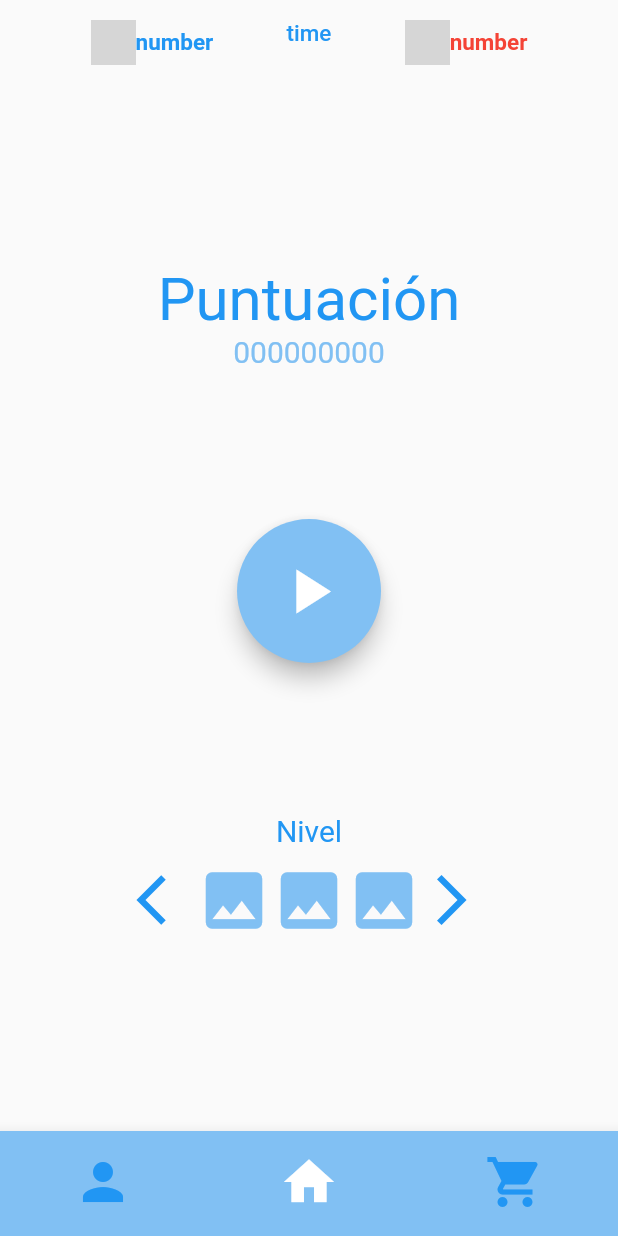
After one commit to Darkron98/flutter_apps, a Flutter app: the HomeScreen screen opened by its route, item 2 of the bottom bar chosen, on a phone screen of 412 x 824 dp. The commit adds this screen. Run offline on Flutter 3.47's test engine with Material 2 defaults, Android fonts, the phone set to English and light mode, and no system bars; network calls fail; grey boxes are pictures that could not be loaded.

Commit message:
un chingo de cosas

```diff
--- /dev/null
+++ b/app_ahorcado/lib/provider/bottom_provider.dart
@@ -0,0 +1,14 @@
+import 'package:flutter/cupertino.dart';
+
+class BottomProvider extends ChangeNotifier {
+  int _selectedMenuOpt = 0;
+
+  int get selectedMenuOpt {
+    return this._selectedMenuOpt;
+  }
+
+  set selectedMenuOpt(int i) {
+    this._selectedMenuOpt = i;
+    notifyListeners();
+  }
+}
--- /dev/null
+++ b/app_ahorcado/lib/provider/providers.dart
@@ -0,0 +1 @@
+export 'package:app_ahorcado/provider/bottom_provider.dart';
--- a/app_ahorcado/lib/screens/home_screen.dart
+++ b/app_ahorcado/lib/screens/home_screen.dart
@@ -1,5 +1,9 @@
+import 'package:app_ahorcado/provider/bottom_provider.dart';
+import 'package:app_ahorcado/screens/game_screen.dart';
+import 'package:app_ahorcado/screens/screens.dart';
 import 'package:app_ahorcado/widgets/widgets.dart';
 import 'package:flutter/material.dart';
+import 'package:provider/provider.dart';
 
 class HomeScreen extends StatelessWidget {
   const HomeScreen({Key? key}) : super(key: key);
@@ -7,53 +11,32 @@ class HomeScreen extends StatelessWidget {
   @override
   Widget build(BuildContext context) {
     return Scaffold(
-      body: Column(
-        children: [
-          PageTitle(),
-          SizedBox(height: 200),
-          Column(
-            children: [
-              Text(
-                'Puntuación',
-                style: TextStyle(fontSize: 40),
-              ),
-              Text(
-                '000000000',
-                style: TextStyle(
-                  fontSize: 20,
-                ),
-              ),
-            ],
-          ),
-          SizedBox(height: 100),
-          FloatingActionButton(
-            elevation: 0,
-            onPressed: () => Navigator.pushNamed(context, 'game'),
-            child: Icon(
-              Icons.play_arrow,
-              size: 50,
-            ),
-          ),
-          SizedBox(height: 100),
-          Column(
-            children: [
-              Text('Nivel'),
-              SizedBox(height: 10),
-              Row(
-                mainAxisAlignment: MainAxisAlignment.center,
-                children: [
-                  Icon(Icons.arrow_left),
-                  Icon(Icons.image),
-                  Icon(Icons.image),
-                  Icon(Icons.image),
-                  Icon(Icons.arrow_right),
-                ],
-              )
-            ],
-          ),
-        ],
+      appBar: AppBar(
+        elevation: 0,
+        automaticallyImplyLeading: false,
+        backgroundColor: Colors.transparent,
+        title: PageTitle(),
+      ),
+      body: Center(
+        child: _AppBody(),
       ),
       bottomNavigationBar: CustomBottomNav(),
     );
   }
 }
+
+class _AppBody extends StatelessWidget {
+  @override
+  Widget build(BuildContext context) {
+    final provider = Provider.of<BottomProvider>(context);
+    final index = provider.selectedMenuOpt;
+    switch (index) {
+      case 0:
+        return ProfileScreen();
+      case 1:
+        return MainScreen();
+      default:
+        return ShopScreen();
+    }
+  }
+}
--- a/app_ahorcado/lib/widgets/custom_bottom_bar.dart
+++ b/app_ahorcado/lib/widgets/custom_bottom_bar.dart
@@ -1,19 +1,24 @@
 import 'package:flutter/material.dart';
+import 'package:provider/provider.dart';
+import '../provider/providers.dart';
 
 class CustomBottomNav extends StatelessWidget {
   @override
   Widget build(BuildContext context) {
+    final provider = Provider.of<BottomProvider>(context);
+    final index = provider.selectedMenuOpt;
     return BottomNavigationBar(
-      currentIndex: 1,
+      onTap: (int i) => provider.selectedMenuOpt = i,
+      currentIndex: index,
       showSelectedLabels: false,
       showUnselectedLabels: false,
       selectedItemColor: Colors.white,
       backgroundColor: Color.fromARGB(255, 129, 192, 243),
       unselectedItemColor: Colors.blue,
-      items: [
+      items: <BottomNavigationBarItem>[
         BottomNavigationBarItem(
           icon: Icon(
-            Icons.help,
+            Icons.person,
             size: 40,
           ),
           label: 'Calendar',
@@ -27,7 +32,7 @@ class CustomBottomNav extends StatelessWidget {
         ),
         BottomNavigationBarItem(
           icon: Icon(
-            Icons.person,
+            Icons.local_grocery_store,
             size: 40,
           ),
           label: 'Person',
--- /dev/null
+++ b/app_ahorcado/lib/widgets/main_screen.dart
@@ -0,0 +1,83 @@
+import 'package:flutter/material.dart';
+
+class MainScreen extends StatelessWidget {
+  const MainScreen({
+    Key? key,
+  }) : super(key: key);
+
+  @override
+  Widget build(BuildContext context) {
+    final Color color = Color.fromARGB(255, 129, 192, 243);
+    return Column(
+      children: [
+        SizedBox(height: 120),
+        Text(
+          'Puntuación',
+          style: TextStyle(
+            fontSize: 40,
+            color: Colors.blue,
+          ),
+        ),
+        Text(
+          '000000000',
+          style: TextStyle(
+            color: color,
+            fontSize: 20,
+          ),
+        ),
+        SizedBox(height: 100),
+        FloatingActionButton.large(
+          backgroundColor: color,
+          onPressed: () => Navigator.pushNamed(context, 'game'),
+          child: Icon(
+            Icons.play_arrow,
+            size: 50,
+          ),
+        ),
+        SizedBox(height: 100),
+        Column(
+          children: [
+            Text(
+              'Nivel',
+              style: TextStyle(
+                fontSize: 20,
+                color: Colors.blue,
+              ),
+            ),
+            SizedBox(height: 10),
+            Row(
+              mainAxisAlignment: MainAxisAlignment.center,
+              children: [
+                Icon(
+                  Icons.arrow_back_ios,
+                  color: Colors.blue,
+                  size: 40,
+                ),
+                Icon(
+                  Icons.image,
+                  color: color,
+                  size: 50,
+                ),
+                Icon(
+                  Icons.image,
+                  color: color,
+                  size: 50,
+                ),
+                Icon(
+                  Icons.image,
+                  color: color,
+                  size: 50,
+                ),
+                Icon(
+                  Icons.arrow_forward_ios,
+                  color: Colors.blue,
+                  size: 40,
+                ),
+              ],
+            )
+          ],
+        ),
+      ],
+    );
+  }
+}
--- a/app_ahorcado/lib/widgets/page_title.dart
+++ b/app_ahorcado/lib/widgets/page_title.dart
@@ -12,13 +12,16 @@ class PageTitle extends StatelessWidget {
           mainAxisAlignment: MainAxisAlignment.spaceAround,
           children: [
             Row(
+              crossAxisAlignment: CrossAxisAlignment.center,
               children: [
-                Icon(
-                  Icons.diamond,
-                  color: Colors.blue,
+                Image(
+                  width: 30,
+                  height: 30,
+                  image: NetworkImage(
+                      'https://cdn-icons-png.flaticon.com/512/254/254232.png'),
                 ),
                 Text(
-                  'premium',
+                  'number',
                   style: TextStyle(
                     fontSize: 15,
                     fontWeight: FontWeight.bold,
@@ -36,12 +39,14 @@ class PageTitle extends StatelessWidget {
             ),
             Row(
               children: [
-                Icon(
-                  Icons.favorite,
-                  color: Colors.red,
+                Image(
+                  width: 30,
+                  height: 30,
+                  image: NetworkImage(
+                      'https://clipart.world/wp-content/uploads/2020/08/heart-png-transparent.png'),
                 ),
                 Text(
-                  '# of lifes',
+                  'number',
                   style: TextStyle(
                     fontSize: 15,
                     fontWeight: FontWeight.bold,
--- a/app_ahorcado/lib/widgets/widgets.dart
+++ b/app_ahorcado/lib/widgets/widgets.dart
@@ -1,3 +1,4 @@
 export 'package:app_ahorcado/widgets/custom_input_field.dart';
 export 'package:app_ahorcado/widgets/page_title.dart';
 export 'package:app_ahorcado/widgets/custom_bottom_bar.dart';
+export 'package:app_ahorcado/widgets/main_screen.dart';
--- a/app_ahorcado/pubspec.yaml
+++ b/app_ahorcado/pubspec.yaml
@@ -34,6 +34,7 @@ dependencies:
   # The following adds the Cupertino Icons font to your application.
   # Use with the CupertinoIcons class for iOS style icons.
   cupertino_icons: ^1.0.2
+  provider: ^6.0.2
 
 dev_dependencies:
   flutter_test:
```
Also changed, not shown: app_ahorcado/lib/main.dart (+11 -1 lines), app_ahorcado/lib/screens/shop_screen.dart (+115 -3 lines), app_ahorcado/pubspec.lock.
